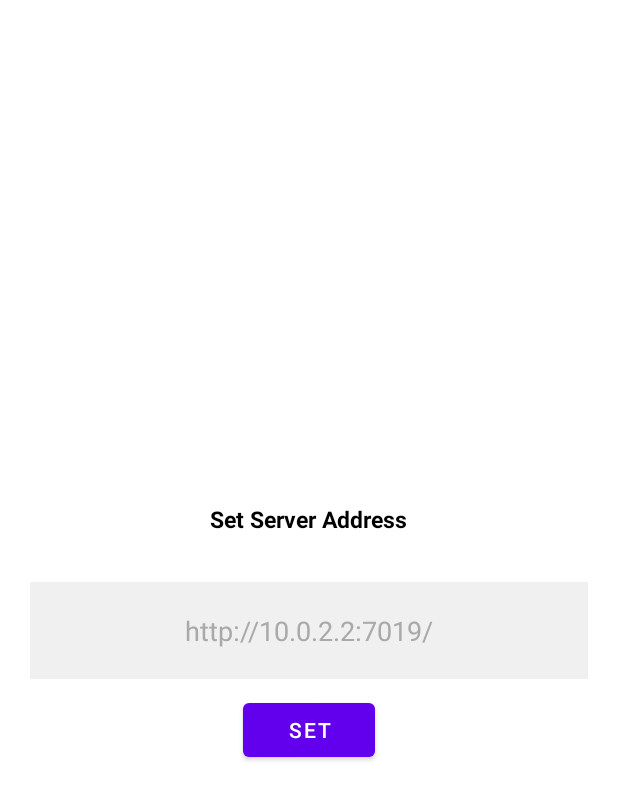
After one commit to roeige/Chat4You-Android, an Android app: the layout setserver_dialog.xml on its own in the app's theme, with its tools: preview values and no code run, on a phone screen of 412 x 824 dp. The commit adds this screen. Shown: the top 800 px of the screen. Run offline under Robolectric (Android 15) with nearby library versions, the phone set to English and light mode, and no system bars.

Commit message:
Added Dialog edit server to Settings Activity

```diff
--- a/app/src/main/res/layout/activity_setting.xml
+++ b/app/src/main/res/layout/activity_setting.xml
@@ -49,9 +49,8 @@
             android:textColorHint="@color/hintColor"
              />
 
-        <EditText
+    <TextView
         android:id="@+id/settingsServerAddress"
-            android:hint="@string/set_server"
         android:layout_width="match_parent"
         android:layout_height="wrap_content"
         android:layout_marginStart="10dp"
@@ -61,9 +60,10 @@
         android:background="@color/editText"
         android:drawableLeft="@drawable/ic_server"
         android:drawablePadding="10dp"
+        android:text="@string/serverDefAdr"
         android:padding="20dp"
         android:textColor="@color/textColor"
-            android:textColorHint="@color/hintColor" />
+       />
 
     </LinearLayout>
 
--- /dev/null
+++ b/app/src/main/res/layout/setserver_dialog.xml
@@ -0,0 +1,56 @@
+<?xml version="1.0" encoding="utf-8"?>
+<androidx.constraintlayout.widget.ConstraintLayout xmlns:android="http://schemas.android.com/apk/res/android"
+    xmlns:app="http://schemas.android.com/apk/res-auto"
+    android:layout_width="match_parent"
+    android:background="@color/mainBg"
+    android:layout_height="match_parent">
+
+    <LinearLayout
+        android:padding="10dp"
+        android:layout_width="match_parent"
+        android:layout_height="wrap_content"
+        android:orientation="vertical"
+        app:layout_constraintBottom_toBottomOf="parent"
+        app:layout_constraintEnd_toEndOf="parent"
+        app:layout_constraintStart_toStartOf="parent"
+        app:layout_constraintTop_toTopOf="parent">
+
+        <TextView
+            android:id="@+id/txt_dia"
+            android:layout_width="298dp"
+            android:layout_height="44dp"
+            android:layout_gravity="center"
+            android:layout_margin="10dp"
+            android:gravity="center"
+            android:text="@string/set_server_address"
+            android:textColor="@color/textColor"
+            android:textSize="15dp"
+            android:textStyle="bold"
+            app:layout_constraintBottom_toBottomOf="parent"
+            app:layout_constraintEnd_toEndOf="parent"
+            app:layout_constraintStart_toStartOf="parent"
+            app:layout_constraintTop_toTopOf="parent" />
+
+        <EditText
+            android:id="@+id/setServerAddress"
+            android:layout_width="match_parent"
+            android:layout_height="wrap_content"
+            android:layout_marginStart="10dp"
+            android:layout_marginTop="10dp"
+            android:layout_marginEnd="10dp"
+            android:layout_marginBottom="10dp"
+            android:background="@color/editText"
+            android:textAlignment="center"
+            android:drawablePadding="10dp"
+            android:hint="@string/set_server"
+            android:padding="20dp"
+            android:textColor="@color/textColor"
+            android:textColorHint="@color/hintColor" />
+        <Button
+            android:id="@+id/setServerBtn"
+            android:text="@string/set"
+            android:layout_gravity="center"
+            android:layout_width="wrap_content"
+            android:layout_height="wrap_content"/>
+    </LinearLayout>
+</androidx.constraintlayout.widget.ConstraintLayout>
--- a/app/src/main/res/values-night/colors.xml
+++ b/app/src/main/res/values-night/colors.xml
@@ -8,7 +8,7 @@
     <color name="black">#FF000000</color>
     <color name="white">#FFFFFFFF</color>
     <color name="textColor">#FFFFFFFF</color>
-    <color name="hintColor">#FFFFFFFF</color>
+    <color name="hintColor">#A9A9A9</color>
     <color name="mainBg">#2D313D</color>
     <color name="btns">#FF6200EE</color>
     <color name="editText">#10ffffff</color>
--- a/app/src/main/res/values/colors.xml
+++ b/app/src/main/res/values/colors.xml
@@ -9,7 +9,7 @@
     <color name="black">#FF000000</color>
     <color name="white">#FFFFFFFF</color>
     <color name="textColor">#000000</color>
-    <color name="hintColor">#000000</color>
+    <color name="hintColor">#A9A9A9</color>
     <color name="mainBg">#ffffff</color>
     <color name="btns">#1b7ced</color>
     <color name="editText">#101e1e1e</color>
--- a/app/src/main/res/values/strings.xml
+++ b/app/src/main/res/values/strings.xml
@@ -35,4 +35,7 @@
     <string name="registerTitle">Register</string>
     <string name="sign_in">Sign in</string>
     <string name="create_new_account">Create new account</string>
+    <string name="set">Set</string>
+    <string name="set_server_address">Set Server Address</string>
+    <string name="serverDefAdr">http://10.0.2.2:7019/</string>
 </resources>
```
Also changed, not shown: app/src/main/java/com/example/char4you_android/SettingActivity.java (+14 -1 lines), app/src/main/java/com/example/char4you_android/dialogs/SetServerDialog.java (added, +54 -0 lines). Lines whose indentation alone changed are shown as unchanged.
